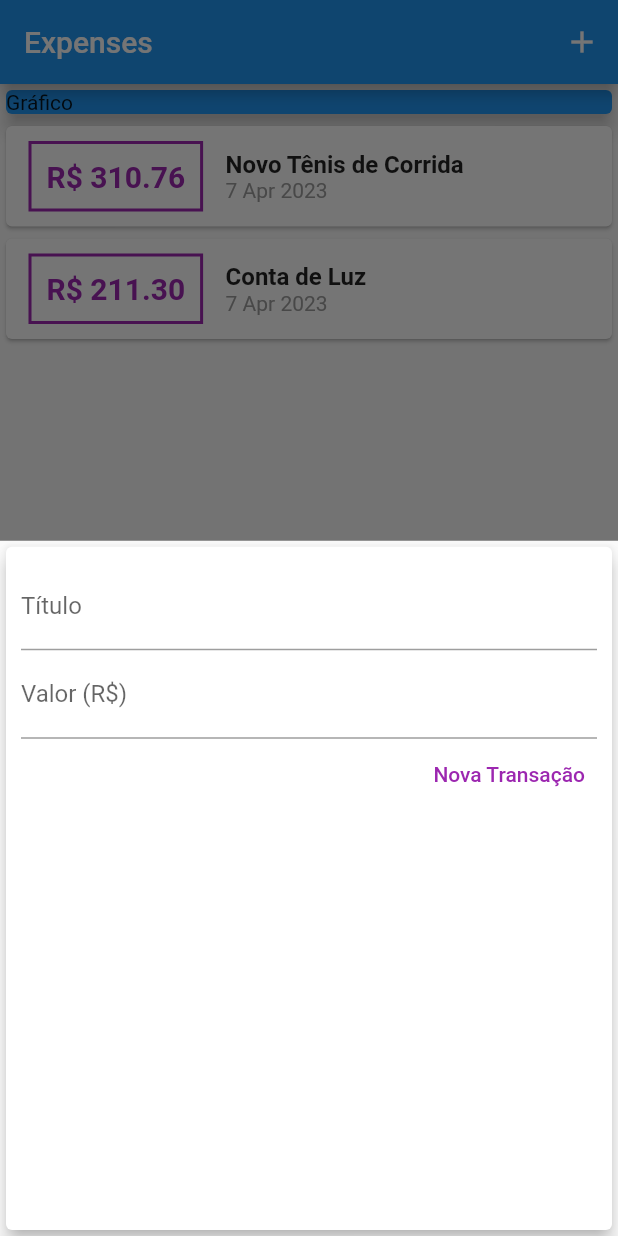
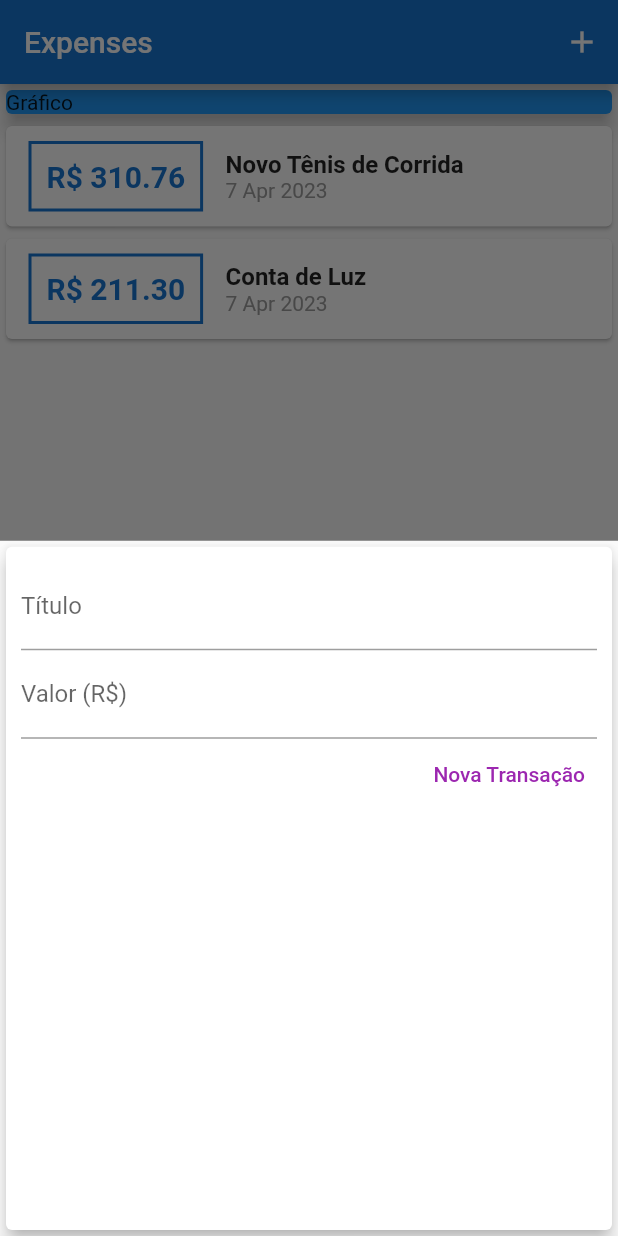
Before and after one commit to CharlesEdu07/ExpensesApp, a Flutter app: the screen it shows after launch, after a tap on the "add" icon, on a phone screen of 412 x 824 dp. Run offline on Flutter 3.47's test engine with Material 2 defaults, Android fonts, the phone set to English and light mode, and no system bars.

Commit message:
Alterando theme

```diff
--- a/lib/components/transaction_form.dart
+++ b/lib/components/transaction_form.dart
@@ -3,7 +3,7 @@ import 'package:flutter/material.dart';
 class TransactionForm extends StatefulWidget {
   final void Function(String, double) onSubmit;
 
-  TransactionForm({required this.onSubmit});
+  const TransactionForm({super.key, required this.onSubmit});
 
   @override
   State<TransactionForm> createState() => _TransactionFormState();
@@ -34,23 +34,23 @@ class _TransactionFormState extends State<TransactionForm> {
               TextField(
                 controller: titleController,
                 onSubmitted: (_) => _submitForm(),
-                decoration: InputDecoration(labelText: 'Título'),
+                decoration: const InputDecoration(labelText: 'Título'),
               ),
               TextField(
                 controller: valueController,
-                keyboardType: TextInputType.numberWithOptions(decimal: true),
+                keyboardType: const TextInputType.numberWithOptions(decimal: true),
                 onSubmitted: (_) => _submitForm(),
-                decoration: InputDecoration(labelText: 'Valor (R\$)'),
+                decoration: const InputDecoration(labelText: 'Valor (R\$)'),
               ),
               Row(
                 mainAxisAlignment: MainAxisAlignment.end,
                 children: [
                   TextButton(
                     onPressed: _submitForm,
-                    child: Text('Nova Transação'),
                     style: TextButton.styleFrom(
                       foregroundColor: Colors.purple,
                     ),
+                    child: const Text('Nova Transação'),
                   ),
                 ],
               ),
--- a/lib/components/transaction_list.dart
+++ b/lib/components/transaction_list.dart
@@ -5,11 +5,11 @@ import '../models/transaction.dart';
 class TransactionList extends StatelessWidget {
   final List<Transaction> transactions;
 
-  TransactionList(this.transactions);
+  const TransactionList(this.transactions, {super.key});
 
   @override
   Widget build(BuildContext context) {
-    return Container(
+    return SizedBox(
       height: 300,
       child: ListView.builder(
         itemCount: transactions.length,
@@ -19,23 +19,23 @@ class TransactionList extends StatelessWidget {
             child: Row(
               children: [
                 Container(
-                  margin: EdgeInsets.symmetric(
+                  margin: const EdgeInsets.symmetric(
                     vertical: 10,
                     horizontal: 15,
                   ),
                   decoration: BoxDecoration(
                     border: Border.all(
-                      color: Colors.purple,
+                      color: Theme.of(context).colorScheme.primary,
                       width: 2,
                     ),
                   ),
-                  padding: EdgeInsets.all(10),
+                  padding: const EdgeInsets.all(10),
                   child: Text(
                     "R\$ ${tr.value.toStringAsFixed(2)}",
                     style: TextStyle(
                       fontWeight: FontWeight.bold,
                       fontSize: 20,
-                      color: Colors.purple,
+                      color: Theme.of(context).colorScheme.primary,
                     ),
                   ),
                 ),
@@ -43,13 +43,13 @@ class TransactionList extends StatelessWidget {
                   crossAxisAlignment: CrossAxisAlignment.start,
                   children: [
                     Text(tr.title,
-                        style: TextStyle(
+                        style: const TextStyle(
                           fontSize: 16,
                           fontWeight: FontWeight.bold,
                         )),
                     Text(
                       DateFormat('d MMM y').format(tr.date),
-                      style: TextStyle(
+                      style: const TextStyle(
                         color: Colors.grey,
                       ),
                     ),
--- a/lib/main.dart
+++ b/lib/main.dart
@@ -4,19 +4,31 @@ import './models/transaction.dart';
 import './components/transaction_list.dart';
 import './components/transaction_form.dart';
 
-void main() => runApp(ExpensesApp());
+void main() => runApp(const ExpensesApp());
 
 class ExpensesApp extends StatelessWidget {
+  const ExpensesApp({super.key});
+
   @override
   Widget build(BuildContext context) {
+    final ThemeData theme = ThemeData();
+
     return MaterialApp(
       title: 'Expenses',
-      home: MyHomePage(),
+      home: const MyHomePage(),
+      theme: theme.copyWith(
+        colorScheme: theme.colorScheme.copyWith(
+          primary: Colors.blue[700],
+          secondary: Colors.cyan[300],
+        )
+      )
     );
   }
 }
 
 class MyHomePage extends StatefulWidget {
+  const MyHomePage({super.key});
+
   @override
   State<MyHomePage> createState() => _MyHomePageState();
 }
@@ -65,11 +77,11 @@ class _MyHomePageState extends State<MyHomePage> {
   Widget build(BuildContext context) {
     return Scaffold(
       appBar: AppBar(
-        title: Text('Expenses'),
+        title: const Text('Expenses'),
         actions: [
           IconButton(
             onPressed: () => _openTransactionFormModal(context),
-            icon: Icon(Icons.add),
+            icon: const Icon(Icons.add),
           ),
         ],
       ),
@@ -77,12 +89,10 @@ class _MyHomePageState extends State<MyHomePage> {
         child: Column(
           crossAxisAlignment: CrossAxisAlignment.stretch,
           children: <Widget>[
-            Container(
-              child: Card(
-                child: Text('Gráfico'),
-                elevation: 5,
-                color: Colors.blue,
-              ),
+            const Card(
+              elevation: 5,
+              color: Colors.blue,
+              child: Text('Gráfico'),
             ),
             Column(
               children: <Widget>[
@@ -94,7 +104,7 @@ class _MyHomePageState extends State<MyHomePage> {
       ),
       floatingActionButton: FloatingActionButton(
         onPressed: () => _openTransactionFormModal(context),
-        child: Icon(Icons.add),
+        child: const Icon(Icons.add),
       ),
       floatingActionButtonLocation: FloatingActionButtonLocation.centerFloat,
     );
--- a/pubspec.yaml
+++ b/pubspec.yaml
@@ -30,7 +30,7 @@ environment:
 dependencies:
   flutter:
     sdk: flutter
-
+  intl: ^0.18.0
 
   # The following adds the Cupertino Icons font to your application.
   # Use with the CupertinoIcons class for iOS style icons.
@@ -39,7 +39,6 @@ dependencies:
 dev_dependencies:
   flutter_test:
     sdk: flutter
-  intl: ^0.18.0
 
   # The "flutter_lints" package below contains a set of recommended lints to
   # encourage good coding practices. The lint set provided by the package is
```
Also changed, not shown: pubspec.lock.
